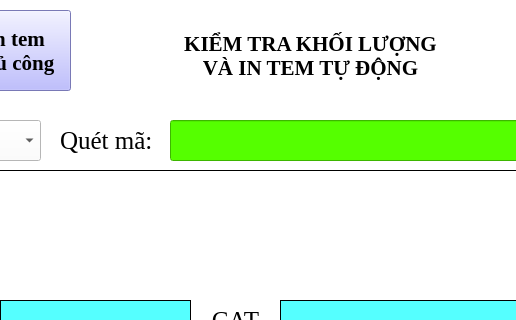
Old version of the form qtdes/Main.ui in the repository AlgosDuCouteau/Checkweigher; both pictures show x 170 to 686 and y 0 to 320 of the 961 by 712 pixel window.
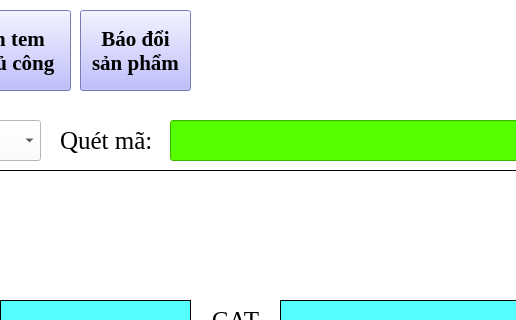
New version of the form. Icons and pictures are not drawn.

What changed in the file:
```diff
--- a/qtdes/Main.ui
+++ b/qtdes/Main.ui
@@ -388,31 +388,6 @@
      <pixmap resource="pic.qrc">:/newPrefix/pic/logo.png</pixmap>
     </property>
    </widget>
-   <widget class="QLabel" name="Name">
-    <property name="geometry">
-     <rect>
-      <x>0</x>
-      <y>0</y>
-      <width>961</width>
-      <height>111</height>
-     </rect>
-    </property>
-    <property name="font">
-     <font>
-      <family>Times New Roman</family>
-      <pointsize>16</pointsize>
-      <weight>75</weight>
-      <bold>true</bold>
-     </font>
-    </property>
-    <property name="text">
-     <string>KIỂM TRA KHỐI LƯỢNG
-VÀ IN TEM TỰ ĐỘNG</string>
-    </property>
-    <property name="alignment">
-     <set>Qt::AlignCenter</set>
-    </property>
-   </widget>
    <widget class="QPushButton" name="UpdateData">
     <property name="geometry">
      <rect>
@@ -1071,6 +1046,31 @@
      <set>Qt::AlignCenter</set>
     </property>
    </widget>
+   <widget class="QPushButton" name="ChangePd">
+    <property name="geometry">
+     <rect>
+      <x>250</x>
+      <y>10</y>
+      <width>111</width>
+      <height>81</height>
+     </rect>
+    </property>
+    <property name="font">
+     <font>
+      <family>Times New Roman</family>
+      <pointsize>16</pointsize>
+      <weight>75</weight>
+      <bold>true</bold>
+     </font>
+    </property>
+    <property name="styleSheet">
+     <string notr="true">background-color: rgb(170, 170, 255);</string>
+    </property>
+    <property name="text">
+     <string>Báo đổi
+sản phẩm</string>
+    </property>
+   </widget>
    <zorder>label_5</zorder>
    <zorder>label_4</zorder>
    <zorder>Name</zorder>
```
Left out of the diff: 2 changed lines with no effect on the pictures.
